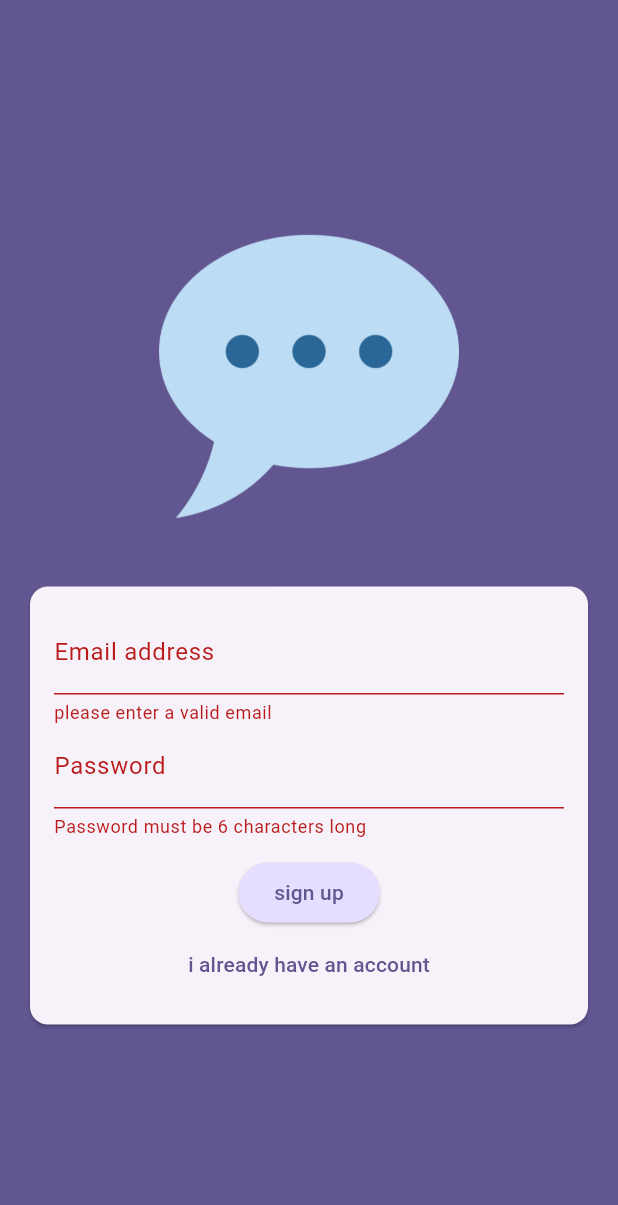
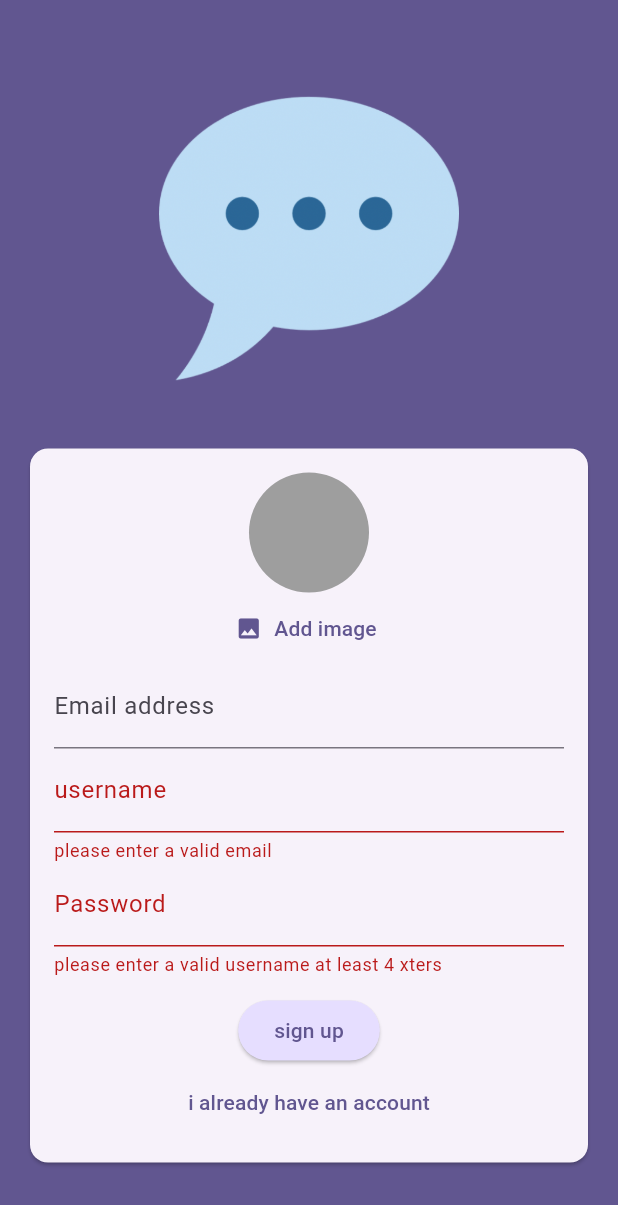
Before and after one commit to kayweb97/messaging_app, a Flutter app: the screen it shows after launch, after a tap on "login", after a tap on "create an account", on a phone screen of 412 x 824 dp. Shown: the top 1205 px of the screen. Run offline on Flutter 3.47's test engine with Material 3 defaults, Android fonts, the phone set to English and light mode, and no system bars; our stand-ins replace cloud_firestore, firebase_auth, firebase_core, image_picker; missing offline and left inert: dart:ffi; accounts and stored records are empty.

```diff
--- a/lib/main.dart
+++ b/lib/main.dart
@@ -1,7 +1,11 @@
+import 'package:firebase_auth/firebase_auth.dart';
 import 'package:flutter/material.dart';
+import 'package:firebase_core/firebase_core.dart';
+
+
 import 'package:messaging_app/screens/authen_screen.dart';
-
-import 'package:firebase_core/firebase_core.dart';
+import 'package:messaging_app/screens/chats.dart';
+import 'package:messaging_app/screens/splash.dart';
 import 'firebase_options.dart';
 
 void main() async {
@@ -22,7 +26,19 @@ class App extends StatelessWidget {
           seedColor: const Color.fromARGB(255, 63, 17, 177),
         ),
       ),
-      home: const AuthenScreen(),
+      home: StreamBuilder(
+        stream: FirebaseAuth.instance.authStateChanges(),
+        builder: (ctx, snapshot) {
+          if (snapshot.connectionState == ConnectionState.waiting) {
+            return SplashScreen();
+          }
+
+          if (snapshot.hasData) {
+            return ChatScreen();
+          }
+          return const AuthenScreen();
+        },
+      ),
     );
   }
 }
--- a/lib/screens/authen_screen.dart
+++ b/lib/screens/authen_screen.dart
@@ -1,5 +1,10 @@
+import 'dart:io';
+
+import 'package:cloud_firestore/cloud_firestore.dart';
+// import 'package:firebase_storage/firebase_storage.dart';
 import 'package:flutter/material.dart';
 import 'package:firebase_auth/firebase_auth.dart';
+import 'package:messaging_app/widgets/user_image_picker.dart';
 
 final _firebase = FirebaseAuth.instance;
 
@@ -18,28 +23,49 @@ class _AuthScreenState extends State<AuthenScreen> {
   var _isLogin = true;
   var _enteredEmail = '';
   var _enteredPassword = '';
+  var _enteredUsername = '';
+  File? _selectedImage;
+  var _isAuthenticating = false;
 
   void _submit() async {
     final isValid = _formKey.currentState!.validate();
 
-    if (!isValid) {
+    if (!isValid || !_isLogin && _selectedImage == null) {
       return;
     }
 
     _formKey.currentState!.save();
+
     try {
+      setState(() {
+        _isAuthenticating = true;
+      });
       if (_isLogin) {
         final userCredentials = await _firebase.signInWithEmailAndPassword(
           email: _enteredEmail,
           password: _enteredPassword,
         );
-        print("Sign IN ===> $userCredentials");
       } else {
         final userCredentials = await _firebase.createUserWithEmailAndPassword(
           email: _enteredEmail,
           password: _enteredPassword,
         );
-        print("Sign up ===>> $userCredentials");
+        // final storageRef = FirebaseStorage.instance
+        //     .ref()
+        //     .child('user_images')
+        //     .child('${userCredentials.user!.uid}.jpg');
+        // await storageRef.putFile(_selectedImage!);
+        // final imageUrl = await storageRef.getDownloadURL();
+
+        //sending data to firestore(username,image,email)
+        await FirebaseFirestore.instance
+            .collection('users')
+            .doc(userCredentials.user!.uid)
+            .set({
+              'username': _enteredUsername,
+              'email': _enteredEmail,
+              // 'image_url': imageUrl,
+            });
       }
     } on FirebaseAuthException catch (error) {
       if (error.code == 'email-already-in-use') {
@@ -49,6 +75,9 @@ class _AuthScreenState extends State<AuthenScreen> {
       ScaffoldMessenger.of(context).showSnackBar(
         SnackBar(content: Text(error.message ?? 'Authentication failed')),
       );
+      setState(() {
+        _isAuthenticating = false;
+      });
     }
   }
 
@@ -81,6 +110,12 @@ class _AuthScreenState extends State<AuthenScreen> {
                       child: Column(
                         mainAxisSize: MainAxisSize.min,
                         children: [
+                          if (!_isLogin)
+                            UserImagePicker(
+                              onPickedImage: (pickedImage) {
+                                _selectedImage = pickedImage;
+                              },
+                            ), //pics can only be taken in signup
                           TextFormField(
                             decoration: const InputDecoration(
                               labelText: 'Email address',
@@ -102,6 +137,24 @@ class _AuthScreenState extends State<AuthenScreen> {
                           ),
                           TextFormField(
                             decoration: const InputDecoration(
+                              labelText: 'username',
+                            ),
+                            enableSuggestions: false,
+                            validator: (value) {
+                              if (value == null ||
+                                  value.isEmpty ||
+                                  value.trim().length < 4) {
+                                return 'please enter a valid username at least 4 xters';
+                              }
+                              return null;
+                            },
+                            onSaved: (value) {
+                              _enteredUsername = value!;
+                            },
+                          ),
+                          if (!_isLogin)
+                            TextFormField(
+                              decoration: const InputDecoration(
                               labelText: 'Password',
                             ),
                             obscureText: true,
@@ -116,6 +169,9 @@ class _AuthScreenState extends State<AuthenScreen> {
                             },
                           ),
                           const SizedBox(height: 12),
+                          if (_isAuthenticating)
+                            const CircularProgressIndicator(),
+                          if (!_isAuthenticating)
                             ElevatedButton(
                               onPressed: _submit,
                               style: ElevatedButton.styleFrom(
@@ -125,7 +181,7 @@ class _AuthScreenState extends State<AuthenScreen> {
                               ),
                               child: Text(_isLogin ? 'login' : 'sign up'),
                             ),
-
+                          if (!_isAuthenticating)
                             TextButton(
                               onPressed: () {
                                 setState(() {
--- /dev/null
+++ b/lib/screens/splash.dart
@@ -0,0 +1,13 @@
+import 'package:flutter/material.dart';
+
+class SplashScreen extends StatelessWidget {
+  const SplashScreen({super.key});
+
+  @override
+  Widget build(BuildContext context) {
+    return Scaffold(
+      appBar: AppBar(title: const Text('flutter chat')),
+      body: const Center(child: Text('loading---- ')),
+    );
+  }
+}
--- /dev/null
+++ b/lib/widgets/user_image_picker.dart
@@ -0,0 +1,61 @@
+import 'dart:io';
+
+import 'package:flutter/material.dart';
+import 'package:image_picker/image_picker.dart';
+
+class UserImagePicker extends StatefulWidget {
+  const UserImagePicker({super.key, required this.onPickedImage});
+
+  final void Function(File pickedImage) onPickedImage;
+
+  @override
+  State<UserImagePicker> createState() {
+    return _ImagepickedState();
+  }
+}
+
+class _ImagepickedState extends State<UserImagePicker> {
+  //from dart io.
+  File? _pickedImageFile;
+
+  void _pickImage() async {
+    final pickedImage = await ImagePicker().pickImage(
+      source: ImageSource.camera,
+      imageQuality: 50,
+      maxWidth: 150,
+    );
+
+    if (pickedImage == null) {
+      return;
+    }
+
+    setState(() {
+      _pickedImageFile = File(pickedImage.path);
+    });
+
+    widget.onPickedImage(_pickedImageFile!);
+  }
+
+  @override
+  Widget build(BuildContext context) {
+    return Column(
+      children: [
+        CircleAvatar(
+          radius: 40,
+          backgroundColor: Colors.grey,
+          foregroundImage: _pickedImageFile != null
+              ? FileImage(_pickedImageFile!)
+              : null,
+        ),
+        TextButton.icon(
+          onPressed: _pickImage,
+          icon: const Icon(Icons.image),
+          label: Text(
+            'Add image',
+            style: TextStyle(color: Theme.of(context).colorScheme.primary),
+          ),
+        ),
+      ],
+    );
+  }
+}
--- a/pubspec.yaml
+++ b/pubspec.yaml
@@ -36,6 +36,10 @@ dependencies:
   cupertino_icons: ^1.0.8
   firebase_core: ^4.0.0
   firebase_auth: ^6.0.0
+  firebase_storage: ^13.0.0
+  image_picker: ^1.1.2
+  cloud_firestore: ^6.0.0
+  firebase_messaging: ^16.0.0
 
 dev_dependencies:
   flutter_test:
```
Also changed, not shown: lib/screens/chats.dart (added, +37 -0 lines), lib/widgets/chat_messages.dart (added, +68 -0 lines), lib/widgets/message_bubble.dart (added, +144 -0 lines), lib/widgets/new.messages.dart (added, +74 -0 lines), firebase.json, lib/firebase_options.dart, pubspec.lock, 9 other files. Lines whose indentation alone changed are shown as unchanged.
